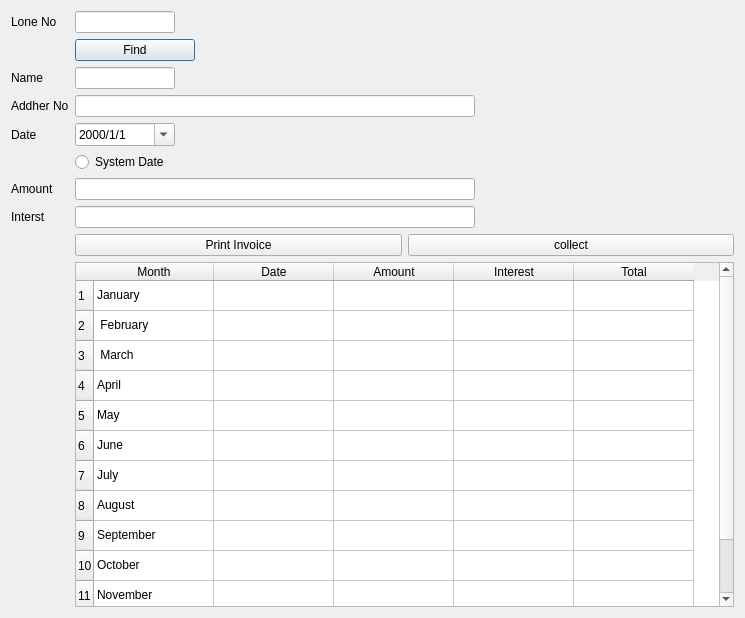
nachiket624/GTFC-Desktop-Application, file collect_lone.ui: the form before one commit.
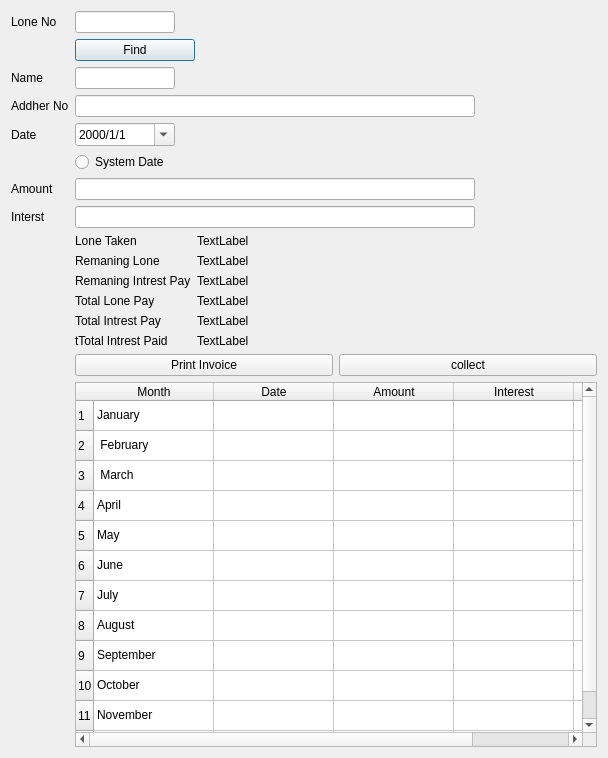
The form after the commit.

Commit message: remove multiple time dialog open bug

Patch:
```diff
--- a/collect_lone.ui
+++ b/collect_lone.ui
@@ -6,8 +6,8 @@
    <rect>
     <x>0</x>
     <y>0</y>
-    <width>745</width>
-    <height>618</height>
+    <width>608</width>
+    <height>758</height>
    </rect>
   </property>
   <property name="windowTitle">
@@ -146,7 +146,7 @@
          </property>
         </widget>
        </item>
-       <item row="9" column="1">
+       <item row="10" column="1">
         <layout class="QGridLayout" name="gridLayout">
          <item row="0" column="0">
           <widget class="QPushButton" name="print_btn">
@@ -164,7 +164,7 @@
          </item>
         </layout>
        </item>
-       <item row="10" column="1">
+       <item row="11" column="1">
         <widget class="QTableWidget" name="tableWidget">
          <property name="minimumSize">
           <size>
@@ -283,6 +283,94 @@
          </item>
         </widget>
        </item>
+       <item row="9" column="1">
+        <layout class="QFormLayout" name="formLayout_3">
+         <item row="0" column="0">
+          <widget class="QLabel" name="label_2">
+           <property name="text">
+            <string>Lone Taken</string>
+           </property>
+          </widget>
+         </item>
+         <item row="1" column="0">
+          <widget class="QLabel" name="label_7">
+           <property name="text">
+            <string>Remaning Lone</string>
+           </property>
+          </widget>
+         </item>
+         <item row="3" column="0">
+          <widget class="QLabel" name="label_9">
+           <property name="text">
+            <string>Total Lone Pay</string>
+           </property>
+          </widget>
+         </item>
+         <item row="4" column="0">
+          <widget class="QLabel" name="label_10">
+           <property name="text">
+            <string>Total Intrest Pay</string>
+           </property>
+          </widget>
+         </item>
+         <item row="5" column="0">
+          <widget class="QLabel" name="label_11">
+           <property name="text">
+            <string>tTotal Intrest Paid</string>
+           </property>
+          </widget>
+         </item>
+         <item row="2" column="0">
+          <widget class="QLabel" name="label_12">
+           <property name="text">
+            <string>Remaning Intrest Pay</string>
+           </property>
+          </widget>
+         </item>
+         <item row="0" column="1">
+          <widget class="QLabel" name="label_13">
+           <property name="text">
+            <string>TextLabel</string>
+           </property>
+          </widget>
+         </item>
+         <item row="1" column="1">
+          <widget class="QLabel" name="label_14">
+           <property name="text">
+            <string>TextLabel</string>
+           </property>
+          </widget>
+         </item>
+         <item row="2" column="1">
+          <widget class="QLabel" name="label_15">
+           <property name="text">
+            <string>TextLabel</string>
+           </property>
+          </widget>
+         </item>
+         <item row="3" column="1">
+          <widget class="QLabel" name="label_16">
+           <property name="text">
+            <string>TextLabel</string>
+           </property>
+          </widget>
+         </item>
+         <item row="4" column="1">
+          <widget class="QLabel" name="label_17">
+           <property name="text">
+            <string>TextLabel</string>
+           </property>
+          </widget>
+         </item>
+         <item row="5" column="1">
+          <widget class="QLabel" name="label_18">
+           <property name="text">
+            <string>TextLabel</string>
+           </property>
+          </widget>
+         </item>
+        </layout>
+       </item>
       </layout>
      </item>
     </layout>
```
The commit also changes 6 other files.
